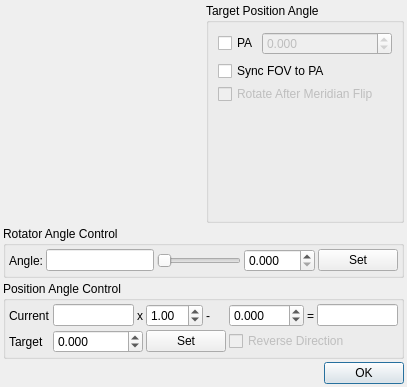
First picture: the form in kstars/ekos/capture/rotatorsettings.ui, repository KDE/kstars, before the edit.
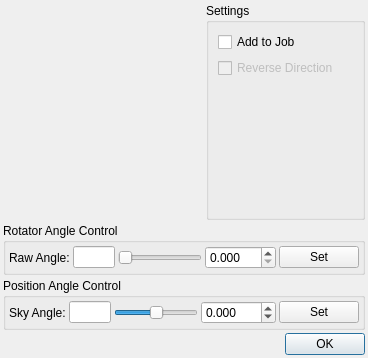
Second picture: the form after the edit. Custom widgets are drawn as their Qt base class.

Patch:
```diff
--- a/kstars/ekos/capture/rotatorsettings.ui
+++ b/kstars/ekos/capture/rotatorsettings.ui
@@ -6,8 +6,8 @@
    <rect>
     <x>0</x>
     <y>0</y>
-    <width>407</width>
-    <height>387</height>
+    <width>368</width>
+    <height>358</height>
    </rect>
   </property>
   <property name="windowTitle">
@@ -76,80 +76,31 @@
         <string>&lt;html&gt;&lt;head/&gt;&lt;body&gt;&lt;p&gt;Set the &lt;span style=&quot; font-weight:600;&quot;&gt;desired&lt;/span&gt; target position angle for a sequence job. Click OK then add the sequence job to the sequence queue. When the job is executed, the position angle is first set to this target value prior to capturing the image.&lt;/p&gt;&lt;/body&gt;&lt;/html&gt;</string>
        </property>
        <property name="title">
-        <string>Target Position Angle</string>
+        <string>Settings</string>
        </property>
-       <layout class="QVBoxLayout" name="verticalLayout_2">
+       <layout class="QVBoxLayout" name="verticalLayout">
         <item>
-         <layout class="QHBoxLayout" name="horizontalLayout_2">
-          <property name="spacing">
-           <number>3</number>
+         <widget class="QCheckBox" name="enforceRotationCheck">
+          <property name="toolTip">
+           <string>&lt;html&gt;&lt;head/&gt;&lt;body&gt;&lt;p&gt;Set target position angle before sequence capture is started.&lt;/p&gt;&lt;/body&gt;&lt;/html&gt;</string>
           </property>
-          <item>
-           <widget class="QCheckBox" name="enforceRotationCheck">
-            <property name="toolTip">
-             <string>&lt;html&gt;&lt;head/&gt;&lt;body&gt;&lt;p&gt;Set target position angle before capture is started.&lt;/p&gt;&lt;/body&gt;&lt;/html&gt;</string>
-            </property>
-            <property name="text">
-             <string>PA</string>
-            </property>
-           </widget>
-          </item>
-          <item>
-           <widget class="QDoubleSpinBox" name="targetPASpin">
-            <property name="enabled">
-             <bool>false</bool>
-            </property>
-            <property name="sizePolicy">
-             <sizepolicy hsizetype="MinimumExpanding" vsizetype="Fixed">
-              <horstretch>0</horstretch>
-              <verstretch>0</verstretch>
-             </sizepolicy>
-            </property>
-            <property name="decimals">
-             <number>3</number>
-            </property>
-            <property name="minimum">
-             <double>-180.000000000000000</double>
-            </property>
-            <property name="maximum">
-             <double>180.000000000000000</double>
-            </property>
-            <property name="singleStep">
-             <double>10.000000000000000</double>
-            </property>
-           </widget>
-          </item>
-         </layout>
+          <property name="text">
+           <string>Add to Job</string>
+          </property>
+         </widget>
         </item>
         <item>
-         <layout class="QVBoxLayout" name="verticalLayout">
-          <property name="spacing">
-           <number>3</number>
+         <widget class="QCheckBox" name="ReverseDirectionCheck">
+          <property name="enabled">
+           <bool>false</bool>
           </property>
-          <item>
-           <widget class="QCheckBox" name="syncFOVPA">
-            <property name="toolTip">
-             <string>&lt;html&gt;&lt;head/&gt;&lt;body&gt;&lt;p&gt;Set FOV indicator Position Angle to match Target Position Angle&lt;/p&gt;&lt;/body&gt;&lt;/html&gt;</string>
-            </property>
-            <property name="text">
-             <string>Sync FOV to PA</string>
-            </property>
-           </widget>
-          </item>
-          <item>
-           <widget class="QCheckBox" name="rotateAfterMeridianCheck">
-            <property name="enabled">
-             <bool>false</bool>
-            </property>
-            <property name="toolTip">
-             <string>Rotate camera 180 degrees after meridian flip</string>
-            </property>
-            <property name="text">
-             <string>Rotate After Meridian Flip</string>
-            </property>
-           </widget>
-          </item>
-         </layout>
+          <property name="toolTip">
+           <string>Reverse rotator direction</string>
+          </property>
+          <property name="text">
+           <string>Reverse Direction</string>
+          </property>
+         </widget>
         </item>
         <item>
          <spacer name="verticalSpacer_2">
@@ -191,7 +142,13 @@
        <number>3</number>
       </property>
       <item row="0" column="2">
-       <widget class="QSlider" name="angleSlider">
+       <widget class="QSlider" name="rawAngleSlider">
+        <property name="sizePolicy">
+         <sizepolicy hsizetype="MinimumExpanding" vsizetype="Fixed">
+          <horstretch>0</horstretch>
+          <verstretch>0</verstretch>
+         </sizepolicy>
+        </property>
         <property name="maximum">
          <number>360</number>
         </property>
@@ -217,7 +174,13 @@
        </widget>
       </item>
       <item row="0" column="1">
-       <widget class="QLineEdit" name="angleEdit">
+       <widget class="QLineEdit" name="rawAngleOut">
+        <property name="sizePolicy">
+         <sizepolicy hsizetype="Preferred" vsizetype="Fixed">
+          <horstretch>0</horstretch>
+          <verstretch>0</verstretch>
+         </sizepolicy>
+        </property>
         <property name="readOnly">
          <bool>true</bool>
         </property>
@@ -233,7 +196,7 @@
       <item row="0" column="0">
        <widget class="QLabel" name="label_2">
         <property name="text">
-         <string>Angle:</string>
+         <string>Raw Angle:</string>
         </property>
        </widget>
       </item>
@@ -265,109 +228,43 @@
        <number>3</number>
       </property>
       <item row="0" column="0">
-       <widget class="QLabel" name="label_6">
-        <property name="text">
-         <string>Current</string>
-        </property>
-       </widget>
-      </item>
-      <item row="0" column="1">
-       <widget class="QLineEdit" name="rawAngle">
-        <property name="minimumSize">
-         <size>
-          <width>50</width>
-          <height>0</height>
-         </size>
-        </property>
-        <property name="toolTip">
-         <string>Raw Rotator Angle</string>
-        </property>
-        <property name="readOnly">
-         <bool>true</bool>
-        </property>
-       </widget>
-      </item>
-      <item row="0" column="2">
-       <widget class="QLabel" name="label_3">
-        <property name="text">
-         <string>x</string>
-        </property>
-       </widget>
-      </item>
-      <item row="0" column="3">
-       <widget class="QDoubleSpinBox" name="PAMulSpin">
-        <property name="toolTip">
-         <string>Rotator angle multiplier</string>
-        </property>
-        <property name="minimum">
-         <double>0.010000000000000</double>
-        </property>
-        <property name="maximum">
-         <double>10.000000000000000</double>
-        </property>
-        <property name="value">
-         <double>1.000000000000000</double>
-        </property>
-       </widget>
-      </item>
-      <item row="0" column="4">
-       <widget class="QLabel" name="label_4">
-        <property name="text">
-         <string>-</string>
-        </property>
-       </widget>
-      </item>
-      <item row="0" column="5">
-       <widget class="QDoubleSpinBox" name="PAOffsetSpin">
-        <property name="toolTip">
-         <string>Rotator angle offset</string>
-        </property>
-        <property name="decimals">
-         <number>3</number>
-        </property>
-        <property name="minimum">
-         <double>-360.000000000000000</double>
-        </property>
-        <property name="maximum">
-         <double>360.000000000000000</double>
-        </property>
-        <property name="singleStep">
-         <double>10.000000000000000</double>
-        </property>
-       </widget>
-      </item>
-      <item row="0" column="6">
-       <widget class="QLabel" name="label_7">
-        <property name="text">
-         <string>=</string>
-        </property>
-       </widget>
-      </item>
-      <item row="0" column="7">
-       <widget class="QLineEdit" name="PAOut">
-        <property name="minimumSize">
-         <size>
-          <width>50</width>
-          <height>0</height>
-         </size>
-        </property>
-        <property name="toolTip">
-         <string>&lt;html&gt;&lt;head/&gt;&lt;body&gt;&lt;p&gt;Position Angle (PA) is defined as degrees E of N. Zero degrees indicate frame &lt;span style=&quot; font-weight:600;&quot;&gt;UP&lt;/span&gt; points directly toward the celestial pole. 90 degrees indicate frame &lt;span style=&quot; font-weight:600;&quot;&gt;UP&lt;/span&gt; points 90 degrees counter-clockwise with respect to the celestial pole.&lt;/p&gt;&lt;p&gt;PA is calculated from raw rotator angle plus modifiers to match the rotation angle as measured by astrometry. Enter the modifiers manually or solve an image in the Align Module to generate them automatically.&lt;/p&gt;&lt;/body&gt;&lt;/html&gt;</string>
-        </property>
-        <property name="readOnly">
-         <bool>true</bool>
-        </property>
-       </widget>
-      </item>
-      <item row="1" column="0">
        <widget class="QLabel" name="label_8">
         <property name="text">
-         <string>Target</string>
+         <string>Sky Angle:</string>
         </property>
        </widget>
       </item>
-      <item row="1" column="1" colspan="2">
-       <widget class="QDoubleSpinBox" name="PASpin">
+      <item row="0" column="3">
+       <widget class="QSlider" name="positionAngleSlider">
+        <property name="sizePolicy">
+         <sizepolicy hsizetype="MinimumExpanding" vsizetype="Fixed">
+          <horstretch>0</horstretch>
+          <verstretch>0</verstretch>
+         </sizepolicy>
+        </property>
+        <property name="minimum">
+         <number>-180</number>
+        </property>
+        <property name="maximum">
+         <number>180</number>
+        </property>
+        <property name="singleStep">
+         <number>10</number>
+        </property>
+        <property name="orientation">
+         <enum>Qt::Horizontal</enum>
+        </property>
+       </widget>
+      </item>
+      <item row="0" column="5" colspan="2">
+       <widget class="QPushButton" name="setPositionAngleB">
+        <property name="text">
+         <string>Set</string>
+        </property>
+       </widget>
+      </item>
+      <item row="0" column="4">
+       <widget class="QDoubleSpinBox" name="positionAngleSpin">
         <property name="toolTip">
          <string>Target Position Angle</string>
         </property>
@@ -385,23 +282,16 @@
         </property>
        </widget>
       </item>
-      <item row="1" column="3" colspan="2">
-       <widget class="QPushButton" name="setPAB">
-        <property name="text">
-         <string>Set</string>
+      <item row="0" column="1">
+       <widget class="QLineEdit" name="positionAngleOut">
+        <property name="sizePolicy">
+         <sizepolicy hsizetype="Preferred" vsizetype="Fixed">
+          <horstretch>0</horstretch>
+          <verstretch>0</verstretch>
+         </sizepolicy>
         </property>
-       </widget>
-      </item>
-      <item row="1" column="5" colspan="3">
-       <widget class="QCheckBox" name="ReverseDirectionCheck">
-        <property name="enabled">
-         <bool>false</bool>
-        </property>
-        <property name="toolTip">
-         <string>Reverse rotator direction</string>
-        </property>
-        <property name="text">
-         <string>Reverse Direction</string>
+        <property name="readOnly">
+         <bool>true</bool>
         </property>
        </widget>
       </item>
```
Left out of the diff: 4 changed lines with no effect on the pictures.
